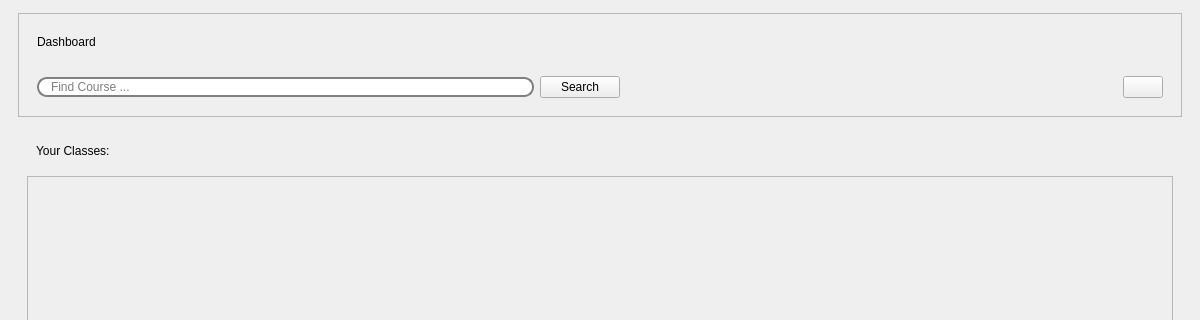
This is main.ui in chiub2/CMPT496FR as Qt 5 draws it before an edit; both pictures show x 0 to 1200 and y 85 to 405 of the 1200 by 791 pixel window. The edited form follows.
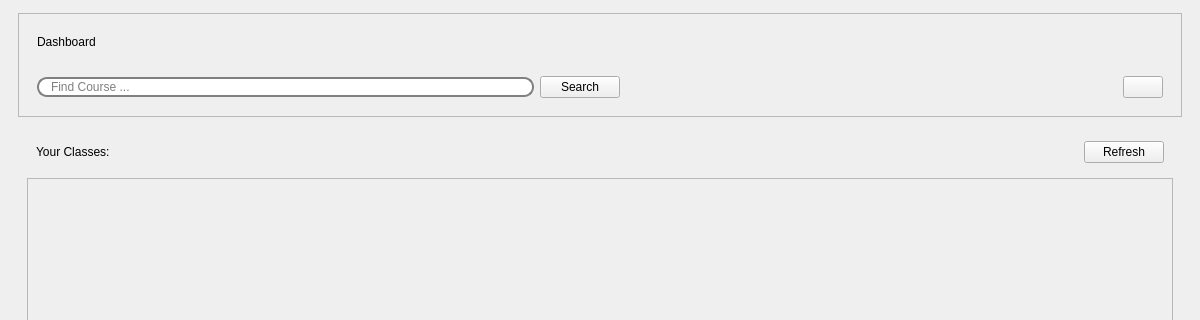
This is the edited form. The open tabs and pages were chosen to show the change. Icons and pictures are not drawn.

Commit message: implemented add, edit, delete, adn search courses

```diff
--- a/main.ui
+++ b/main.ui
@@ -707,6 +707,13 @@
                       </property>
                      </spacer>
                     </item>
+                    <item>
+                     <widget class="QPushButton" name="refreshCoursesButton">
+                      <property name="text">
+                       <string>Refresh</string>
+                      </property>
+                     </widget>
+                    </item>
                    </layout>
                   </widget>
                  </item>
@@ -734,7 +741,7 @@
                       <x>0</x>
                       <y>0</y>
                       <width>1144</width>
-                      <height>491</height>
+                      <height>488</height>
                      </rect>
                     </property>
                     <layout class="QHBoxLayout" name="horizontalLayout_11">
```
Left out of the diff: 17 changed lines with no effect on the pictures. The commit also changes 5 other files.
